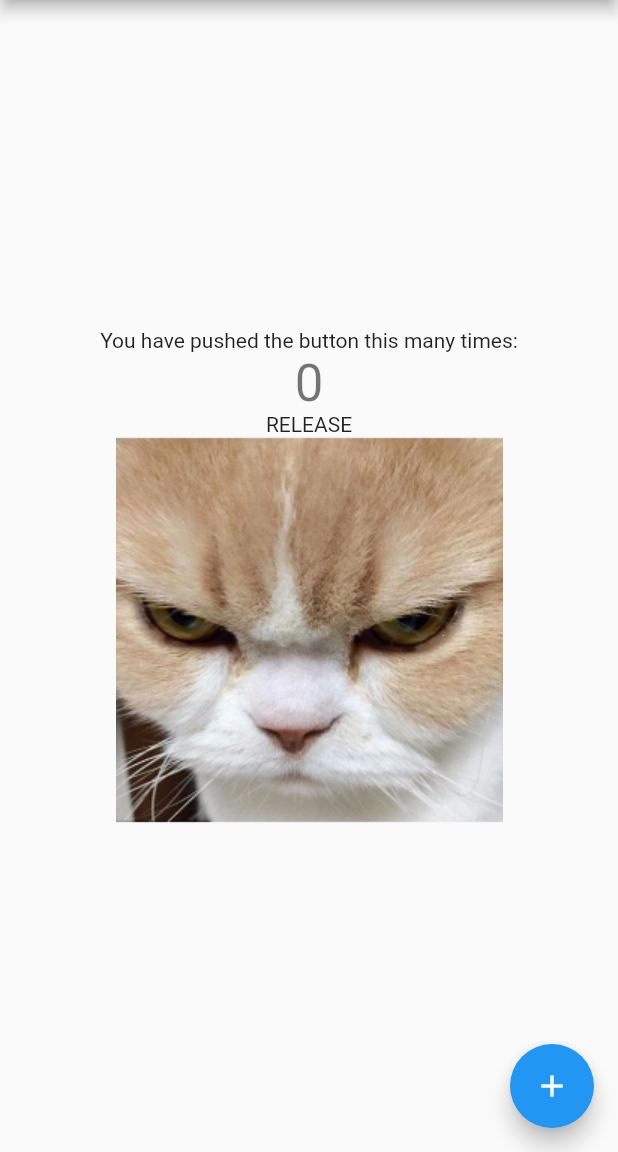
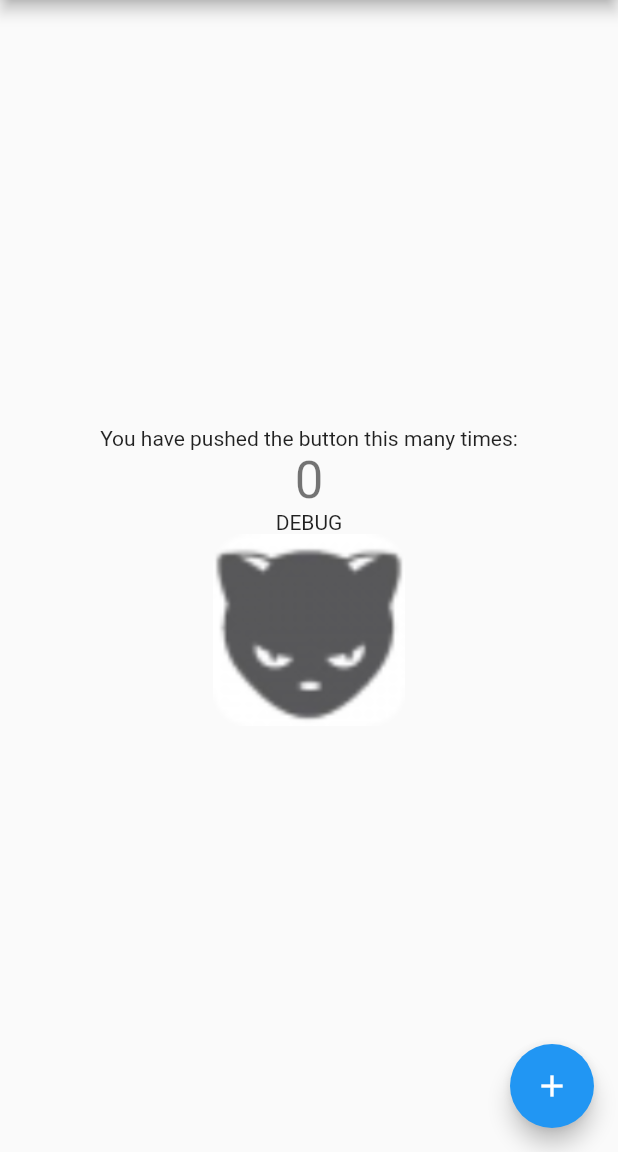
Before and after one commit to debuggerx01/FlutterX, a Flutter app: the screen it shows after launch, on a phone screen of 412 x 824 dp, the part 84-1236 px from its top. Run offline on Flutter 3.47's test engine with Material 2 defaults, Android fonts, the phone set to English and light mode, and no system bars.

Commit message:
Fix flutter test demo

```diff
--- a/flutter_app_test/lib/main.dart
+++ b/flutter_app_test/lib/main.dart
@@ -53,7 +53,11 @@ class _MyHomePageState extends State<MyHomePage> {
               '$_counter',
               style: Theme.of(context).textTheme.headline4,
             ),
-            Text('RELEASE'),
+            // #[release]
+            // Text('RELEASE'),
+            // #[[]]
+            Text('DEBUG'),
+            // #[[]]
             Image.asset('images/avatar.png'),
           ],
         ),
```
Also changed, not shown: flutter_app_test/images/avatar.png, 2 other files.
